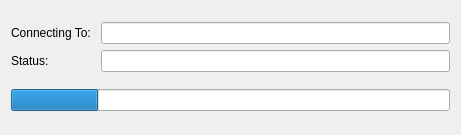
Above: src/connectingstatusdialog.ui from kitech/nullfxp before the change. Below: the same form after it.
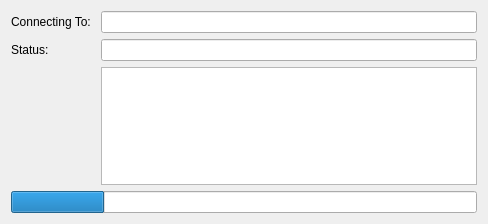
That is the form after the change.

```diff
--- a/src/connectingstatusdialog.ui
+++ b/src/connectingstatusdialog.ui
@@ -6,8 +6,8 @@
    <rect>
     <x>0</x>
     <y>0</y>
-    <width>461</width>
-    <height>135</height>
+    <width>488</width>
+    <height>224</height>
    </rect>
   </property>
   <property name="windowTitle">
@@ -36,6 +36,9 @@
      <item row="1" column="1">
       <widget class="QLineEdit" name="lineEdit_2"/>
      </item>
+     <item row="2" column="1">
+      <widget class="QTextBrowser" name="textBrowser"/>
+     </item>
     </layout>
    </item>
    <item>
```
